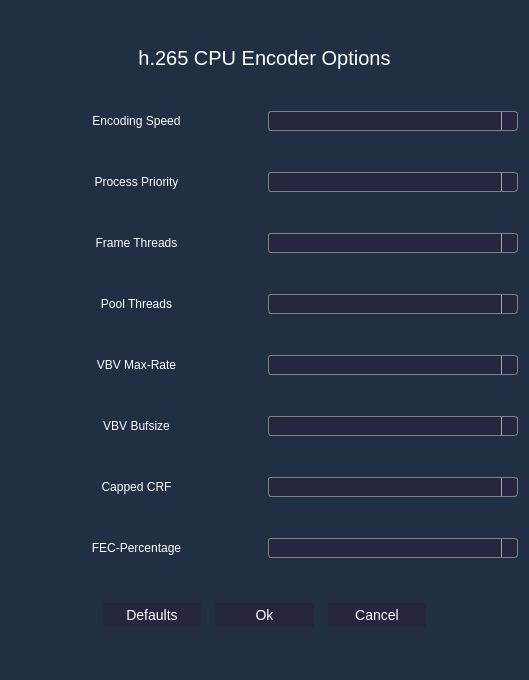
Above: openstreamapp/h265configurationdialog.ui from LS3solutions/openstream-server before the change. Below: the same form after it.
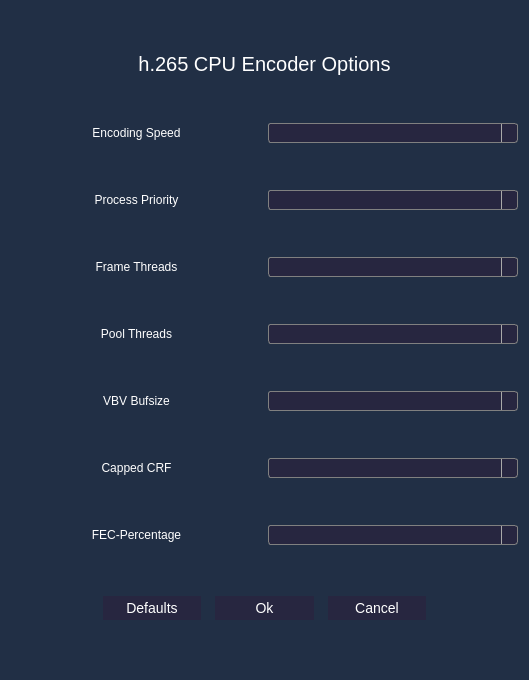
That is the form after the change. Icons and pictures are not drawn.

What changed in the file:
```diff
--- a/openstreamapp/h265configurationdialog.ui
+++ b/openstreamapp/h265configurationdialog.ui
@@ -477,54 +477,6 @@
     font:  &quot;Open Sans Semibold&quot;;
 }
 
-</string>
-       </property>
-      </widget>
-     </item>
-    </layout>
-   </item>
-   <item>
-    <layout class="QHBoxLayout" name="horizontalLayout_11">
-     <item>
-      <widget class="QLabel" name="h265_cpu_vbv_max_rate_value_label">
-       <property name="toolTip">
-        <string>Sets the maximum rate the VBV buffer 
-should be assumed to refill at.</string>
-       </property>
-       <property name="styleSheet">
-        <string notr="true">QLabel {
-color: rgb(255, 255, 255);
-font:  &quot;Open Sans Semibold&quot;;
-font-size: 12px;
-}
-
-QToolTip {
-color: rgb(0, 0, 0);
-font:  &quot;Open Sans Semibold&quot;;
-font-size: 12px;
-}</string>
-       </property>
-       <property name="text">
-        <string>VBV Max-Rate</string>
-       </property>
-       <property name="alignment">
-        <set>Qt::AlignCenter</set>
-       </property>
-      </widget>
-     </item>
-     <item>
-      <widget class="QComboBox" name="h265_cpu_vbv_max_rate_value_combobox">
-       <property name="styleSheet">
-        <string notr="true">QComboBox {
-    border: 1px solid gray;
-    border-radius: 3px;
-    padding: 1px 18px 1px 3px;
-    min-width: 6em;
-    font:  &quot;Open Sans Semibold&quot;;
-    color: white;
-    background: #272640;
-}
-
 QComboBox:editable {
     background:white;
 }
```
